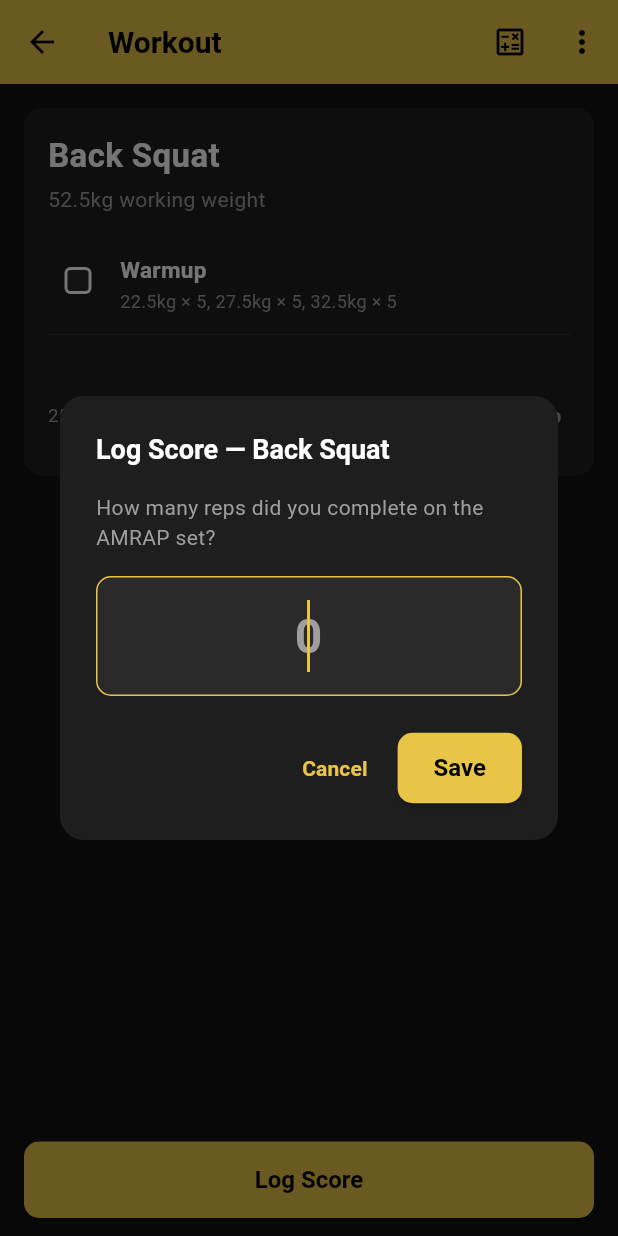
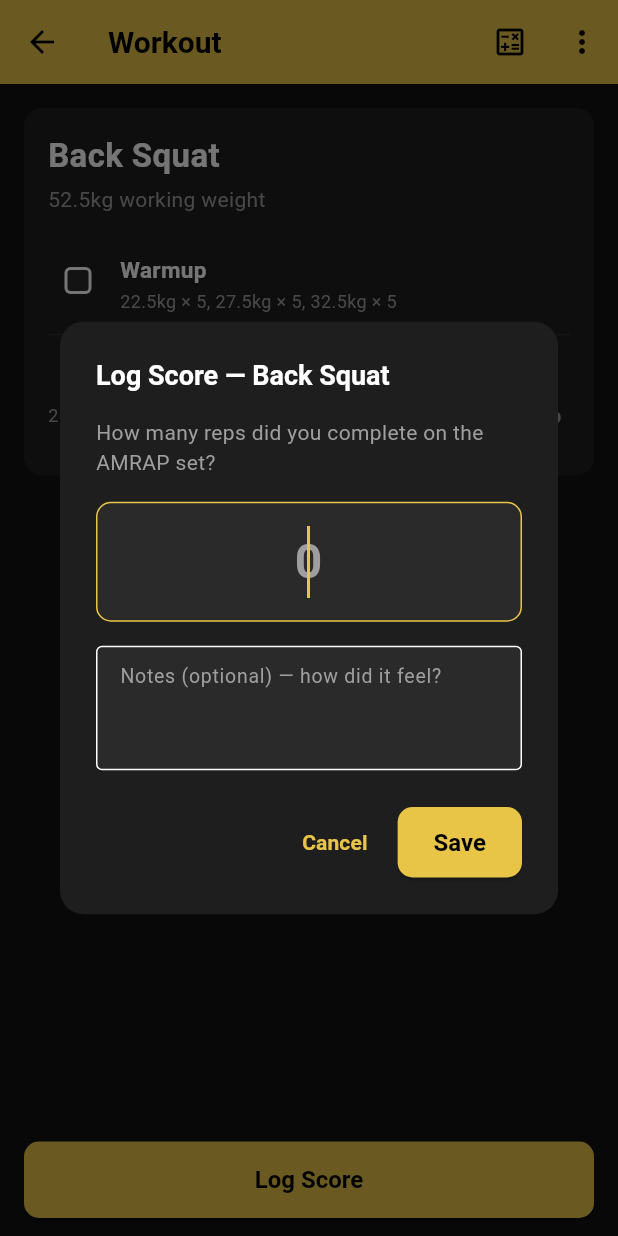
Before and after one commit to anwar1808/wendler-531, a Flutter app: the WorkoutScreen screen opened directly with empty values, after a tap on "Log Score", on a phone screen of 412 x 824 dp. Run offline on Flutter 3.47's test engine with Material 3 defaults, Android fonts, the phone set to English and light mode, and no system bars; our stand-ins replace fl_chart, shared_preferences, sqflite; accounts and stored records are empty; statements that could not run were skipped.

Commit message:
fix: remove Workouts/Cardio gap, move Log Bodyweight below Cardio, add session notes
- Workouts card uses natural height (no Expanded flex), eliminating whitespace gap before Cardio section
- Log Bodyweight button moved to below the Cardio card at bottom-left of screen
- Log Score dialog now includes optional Notes text field (3 lines)
- Notes saved to history_entry.notes via logScoreAndComplete
- Notes displayed in a styled box below the date line when workout is already complete
- Bump version 1.15.0+20 → 1.15.1+21

Co-Authored-By: Claude Sonnet 4.6 <noreply@anthropic.com>

```diff
--- a/lib/providers/app_provider.dart
+++ b/lib/providers/app_provider.dart
@@ -344,7 +344,8 @@ class AppProvider extends ChangeNotifier {
 
   /// Called from WorkoutScreen Log Score. Saves history entry + marks session complete.
   Future<void> logScoreAndComplete(
-      LiftType liftType, int week, int cycleId, double amrapWeight, int reps) async {
+      LiftType liftType, int week, int cycleId, double amrapWeight, int reps,
+      {String notes = ''}) async {
     final today = DateTime.now().toIso8601String().substring(0, 10);
 
     // Find an existing incomplete session for this cycle+week+lift
@@ -383,6 +384,7 @@ class AppProvider extends ChangeNotifier {
       weightKg: amrapWeight,
       reps: reps,
       oneRm: oneRm,
+      notes: notes,
       isImported: false,
     ));
     await _loadHistory();
--- a/lib/screens/workout_screen.dart
+++ b/lib/screens/workout_screen.dart
@@ -229,6 +229,43 @@ class _WorkoutScreenState extends State<WorkoutScreen> {
                               ),
                             ],
                           ),
+
+                          // Session notes (shown when this workout has been logged)
+                          if (widget.isAlreadyComplete && lastSessionEntry != null && lastSessionEntry.notes.isNotEmpty) ...[
+                            const SizedBox(height: 12),
+                            Container(
+                              width: double.infinity,
+                              padding: const EdgeInsets.all(12),
+                              decoration: BoxDecoration(
+                                color: AppTheme.surface,
+                                borderRadius: BorderRadius.circular(8),
+                                border: Border.all(color: AppTheme.textSecondary.withValues(alpha: 0.2)),
+                              ),
+                              child: Column(
+                                crossAxisAlignment: CrossAxisAlignment.start,
+                                children: [
+                                  const Text(
+                                    'NOTES',
+                                    style: TextStyle(
+                                      color: AppTheme.textSecondary,
+                                      fontSize: 10,
+                                      fontWeight: FontWeight.bold,
+                                      letterSpacing: 1.5,
+                                    ),
+                                  ),
+                                  const SizedBox(height: 6),
+                                  Text(
+                                    lastSessionEntry.notes,
+                                    style: const TextStyle(
+                                      color: AppTheme.textPrimary,
+                                      fontSize: 13,
+                                      height: 1.4,
+                                    ),
+                                  ),
+                                ],
+                              ),
+                            ),
+                          ],
                         ],
                       ),
                     ),
@@ -400,7 +437,8 @@ class _WorkoutScreenState extends State<WorkoutScreen> {
 
   void _showLogScoreDialog(
       BuildContext context, AppProvider provider, double amrapWeight) {
-    final controller = TextEditingController();
+    final repsController = TextEditingController();
+    final notesController = TextEditingController();
     showDialog<void>(
       context: context,
       builder: (ctx) => AlertDialog(
@@ -423,7 +461,7 @@ class _WorkoutScreenState extends State<WorkoutScreen> {
             ),
             const SizedBox(height: 16),
             TextField(
-              controller: controller,
+              controller: repsController,
               keyboardType: TextInputType.number,
               autofocus: true,
               textAlign: TextAlign.center,
@@ -436,6 +474,19 @@ class _WorkoutScreenState extends State<WorkoutScreen> {
                 border: OutlineInputBorder(),
               ),
             ),
+            const SizedBox(height: 16),
+            TextField(
+              controller: notesController,
+              keyboardType: TextInputType.multiline,
+              maxLines: 3,
+              style: const TextStyle(color: AppTheme.textPrimary, fontSize: 14),
+              decoration: const InputDecoration(
+                hintText: 'Notes (optional) — how did it feel?',
+                hintStyle: TextStyle(color: AppTheme.textSecondary, fontSize: 13),
+                border: OutlineInputBorder(),
+                contentPadding: EdgeInsets.symmetric(horizontal: 12, vertical: 10),
+              ),
+            ),
           ],
         ),
         actions: [
@@ -445,7 +496,7 @@ class _WorkoutScreenState extends State<WorkoutScreen> {
           ),
           ElevatedButton(
             onPressed: () async {
-              final reps = int.tryParse(controller.text);
+              final reps = int.tryParse(repsController.text);
               if (reps != null && reps > 0) {
                 await provider.logScoreAndComplete(
                   widget.liftType,
@@ -453,6 +504,7 @@ class _WorkoutScreenState extends State<WorkoutScreen> {
                   widget.cycleId,
                   amrapWeight,
                   reps,
+                  notes: notesController.text.trim(),
                 );
                 final oneRm = WendlerCalculator.calcEpley1RM(amrapWeight, reps);
                 if (ctx.mounted) {
--- a/pubspec.yaml
+++ b/pubspec.yaml
@@ -2,7 +2,7 @@ name: wendler_531
 description: "Wendler 5/3/1 powerlifting programme tracker"
 publish_to: 'none'
 
-version: 1.15.0+20
+version: 1.15.1+21
 
 environment:
   sdk: ^3.11.0
```
Also changed, not shown: lib/screens/week_sessions_screen.dart (+13 -25 lines).
